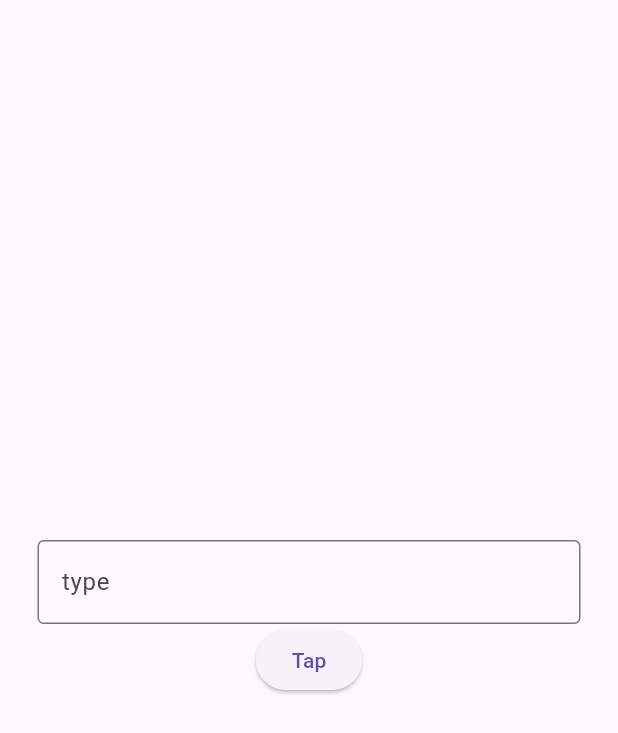
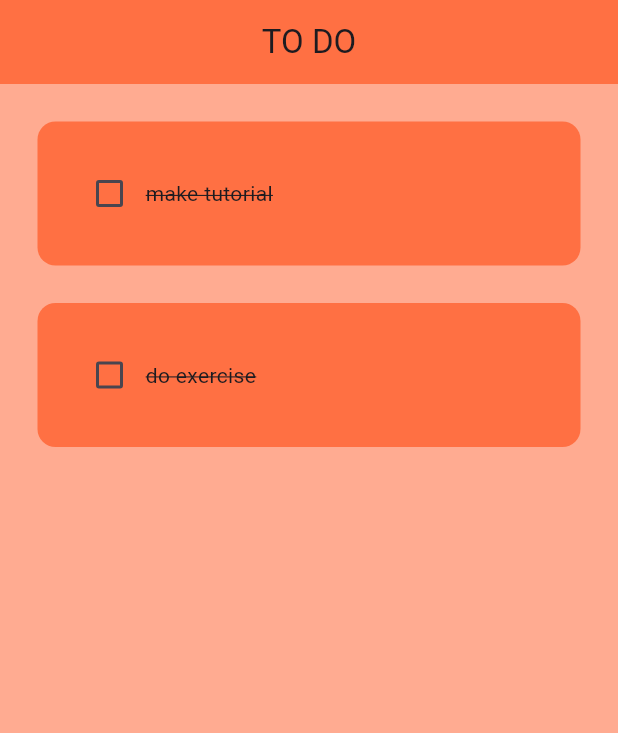
Before and after one commit to nomispal/ToDO, a Flutter app: the screen it shows after launch, on a phone screen of 412 x 824 dp. Shown: the top 733 px of the screen. Run offline on Flutter 3.47's test engine with Material 3 defaults, Android fonts, the phone set to English and light mode, and no system bars.

Commit message:
List tile of ToDoText Added

```diff
--- /dev/null
+++ b/lib/components/todo_tile.dart
@@ -0,0 +1,42 @@
+import 'package:flutter/material.dart';
+
+class ToDoTile extends StatelessWidget {
+  final String taskName;
+  final bool taskCompleted;
+  Function(bool?)? onChanged;
+
+
+   ToDoTile({super.key,
+    required this.taskName,
+    required this.taskCompleted,
+    required this.onChanged,
+  });
+
+  @override
+  Widget build(BuildContext context) {
+    return Padding(
+      padding: const EdgeInsets.only(left: 25.0,right: 25,top: 25),
+      child: Container(
+        padding: EdgeInsets.all(24.0),
+        child: Row(
+          children: [
+            // check box
+            Checkbox(
+                value: taskCompleted,
+                onChanged: onChanged,
+              activeColor: Colors.black,
+            ),
+            Text(
+                taskName,
+              style: TextStyle(decoration: TextDecoration.lineThrough),
+            ),
+          ],
+        ),
+        decoration: BoxDecoration(
+          color: Colors.deepOrange[400],
+          borderRadius: BorderRadius.circular(12)
+        ),
+      ),
+    );
+  }
+}
--- a/lib/main.dart
+++ b/lib/main.dart
@@ -1,4 +1,5 @@
 import 'package:flutter/material.dart';
+import 'package:todo/pages/home_page.dart';
 import 'package:todo/pages/todo_page.dart';
 
 void main() {
@@ -12,7 +13,8 @@ class MyApp extends StatelessWidget {
   Widget build(BuildContext context) {
     return MaterialApp(
       debugShowCheckedModeBanner: false,
-      home: ToDoPage(),
+      home: HomePage(),
+      theme: ThemeData(primarySwatch: Colors.blue),
     );
   }
 }
--- /dev/null
+++ b/lib/pages/home_page.dart
@@ -0,0 +1,47 @@
+import 'package:flutter/material.dart';
+import 'package:todo/components/todo_tile.dart';
+
+class HomePage extends StatefulWidget {
+  const HomePage({super.key});
+
+  @override
+  State<HomePage> createState() => _HomePageState();
+}
+
+class _HomePageState extends State<HomePage> {
+  @override
+  // list of todo tasks
+  List todoList = [
+     ["make tutorial", false],
+    ["do exercise", false],
+  ];
+
+  // checkbox was tapped
+  void checkboxChanged(bool? value, int index){
+    setState(() {
+      todoList[index][1] = !todoList[index][1];
+    });
+
+  }
+  Widget build(BuildContext context) {
+    return Scaffold(
+      backgroundColor: Colors.deepOrange[200],
+      appBar: AppBar(
+        backgroundColor: Colors.deepOrange[400],
+        centerTitle: true,
+        title: Text("TO DO"),
+        elevation: 0,
+      ),
+      body: ListView.builder(
+        itemCount: todoList.length,
+          itemBuilder: (context, index) {
+          return ToDoTile(
+              taskName: todoList[index][0],
+              taskCompleted: todoList[index][1],
+              onChanged: (value) => checkboxChanged(value,index),
+          );
+          },
+      ),
+    );
+  }
+}
--- a/lib/pages/todo_page.dart
+++ /dev/null
@@ -1,40 +0,0 @@
-import 'package:flutter/material.dart';
-
-class ToDoPage extends StatefulWidget {
-  const ToDoPage({super.key});
-
-  @override
-  State<ToDoPage> createState() => _ToDoPageState();
-}
-void greetuser(){
-  print(_mycontroller.text);
-}
-
- TextEditingController _mycontroller = TextEditingController();
-class _ToDoPageState extends State<ToDoPage> {
-  @override
-  Widget build(BuildContext context) {
-    return Scaffold(
-      body: Center(
-        child: Padding(
-          padding: const EdgeInsets.all(25.0),
-          child: Column(
-            mainAxisAlignment: MainAxisAlignment.center,
-            children: [
-              TextField(
-                controller: _mycontroller,
-                decoration: InputDecoration(
-                  border: OutlineInputBorder(),
-                  hintText: "type"
-                ),
-              ),
-              ElevatedButton(
-                  onPressed: greetuser,
-                  child: Text("Tap"))
-            ],
-          ),
-        ),
-      ),
-    );
-  }
-}
```
